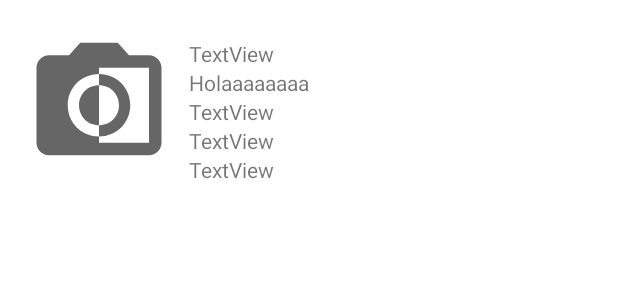
After one commit to jazia-metyar/NewsApp, an Android app: the layout wordlist_item.xml on its own in the app's theme, with its tools: preview values and no code run, on a phone screen of 412 x 824 dp. The commit adds this screen. Shown: the top 300 px of the screen. Run offline under Robolectric (Android 15) with nearby library versions, the phone set to English and light mode, and no system bars.

Commit message:
first-recycleView

```diff
--- a/app/build.gradle
+++ b/app/build.gradle
@@ -38,6 +38,7 @@ dependencies {
     implementation 'com.google.firebase:firebase-auth:19.2.0'
     implementation 'com.google.firebase:firebase-database:19.7.0'
     implementation 'com.google.firebase:firebase-storage:19.2.2'
+    implementation 'androidx.recyclerview:recyclerview:1.2.0'
     testImplementation 'junit:junit:4.+'
     androidTestImplementation 'androidx.test.ext:junit:1.1.2'
     androidTestImplementation 'androidx.test.espresso:espresso-core:3.3.0'
--- /dev/null
+++ b/app/src/main/res/layout/wordlist_item.xml
@@ -0,0 +1,69 @@
+<?xml version="1.0" encoding="utf-8"?>
+<LinearLayout xmlns:android="http://schemas.android.com/apk/res/android"
+    android:layout_width="match_parent"
+    android:layout_height="wrap_content"
+    xmlns:tools="http://schemas.android.com/tools"
+    android:orientation="vertical"
+    android:padding="6dp">
+
+    <RelativeLayout
+        android:id="@+id/relative1"
+        android:layout_margin="10dp"
+        android:layout_width="wrap_content"
+        android:layout_height="wrap_content"
+        android:layout_below="@+id/topAppBars"
+        >
+
+        <ImageView
+            android:id="@+id/imageView"
+            android:layout_width="100dp"
+            android:layout_height="100dp"
+            android:visibility="visible"
+            tools:srcCompat="@drawable/ic_photo" />
+
+
+        <RelativeLayout
+            android:layout_toEndOf="@id/imageView"
+            android:layout_width="wrap_content"
+            android:layout_margin="10dp"
+            android:layout_height="wrap_content">
+            <TextView
+                android:id="@+id/textView9"
+                android:layout_width="wrap_content"
+                android:layout_height="wrap_content"
+                android:text="TextView"
+                />
+            <TextView
+                android:id="@+id/textView20"
+                android:layout_width="wrap_content"
+                android:layout_height="wrap_content"
+                android:text="Holaaaaaaaa"
+                android:layout_below="@+id/textView9"
+                />
+
+            <TextView
+                android:id="@+id/textView10"
+                android:layout_width="wrap_content"
+                android:layout_height="wrap_content"
+                android:text="TextView"
+                android:layout_below="@id/textView20"
+                />
+            <TextView
+                android:id="@+id/textView11"
+                android:layout_width="wrap_content"
+                android:layout_height="wrap_content"
+                android:text="TextView"
+                android:layout_below="@id/textView10"
+                />
+            <TextView
+                android:id="@+id/textView12"
+                android:layout_width="wrap_content"
+                android:layout_height="wrap_content"
+                android:text="TextView"
+                android:layout_below="@id/textView11"
+                />
+        </RelativeLayout>
+
+    </RelativeLayout>
+
+</LinearLayout>
```
Also changed, not shown: app/src/main/java/com/example/myapplication/CreatePost.java (+17 -86 lines), app/src/main/java/com/example/myapplication/HomeActivity.java (+72 -4 lines), app/src/main/java/com/example/myapplication/PostListAdapter.java (added, +102 -0 lines), app/src/main/res/layout/activity_home.xml (+18 -49 lines), app/src/main/res/layout/content_main.xml (added, +14 -0 lines), app/src/main/res/values/themes.xml (+7 -0 lines).
